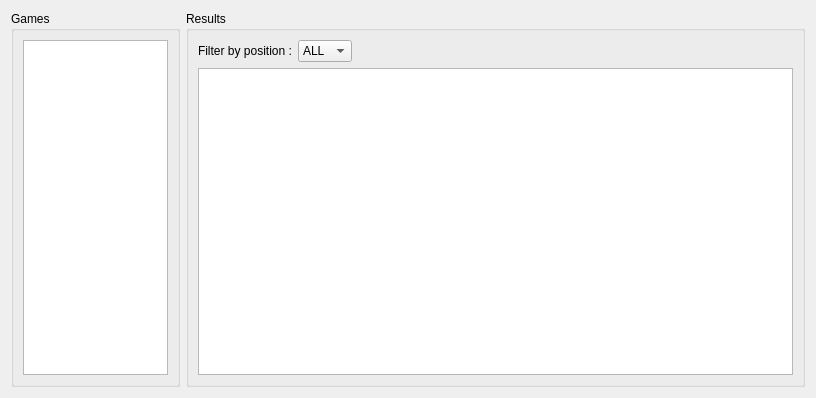
Above: cute-fantasy/previousweekwidget.ui from protoblock/protoblock before the change. Below: the same form after it.
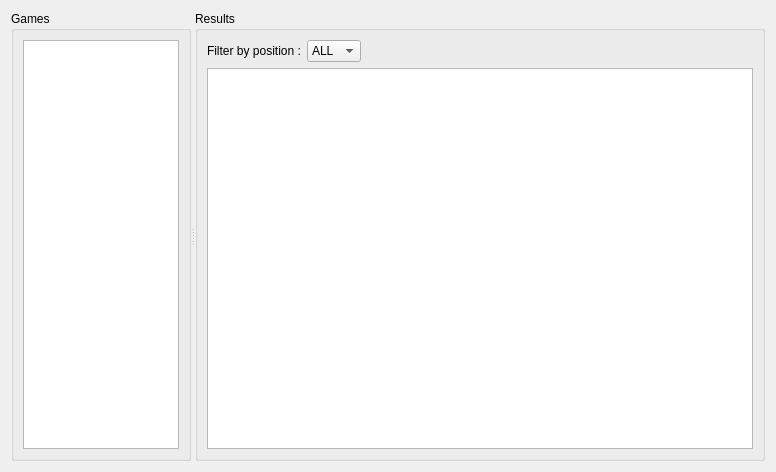
That is the form after the change.

Commit message: reworked ui for better panel size control. deleted unnecessary files from repo.

Diff of the .ui file:
```diff
--- a/cute-fantasy/previousweekwidget.ui
+++ b/cute-fantasy/previousweekwidget.ui
@@ -6,8 +6,8 @@
    <rect>
     <x>0</x>
     <y>0</y>
-    <width>816</width>
-    <height>398</height>
+    <width>776</width>
+    <height>472</height>
    </rect>
   </property>
   <property name="windowTitle">
@@ -15,6 +15,10 @@
   </property>
   <layout class="QGridLayout" name="gridLayout_3">
    <item row="0" column="0">
+    <widget class="QSplitter" name="splitter">
+     <property name="orientation">
+      <enum>Qt::Horizontal</enum>
+     </property>
     <widget class="QGroupBox" name="groupBox">
      <property name="maximumSize">
       <size>
@@ -38,8 +42,6 @@
       </item>
      </layout>
     </widget>
-   </item>
-   <item row="0" column="1">
     <widget class="QGroupBox" name="groupBox_2">
      <property name="title">
       <string>Results</string>
@@ -118,6 +120,7 @@
        </widget>
       </item>
      </layout>
+     </widget>
     </widget>
    </item>
   </layout>
```
Lines whose indentation alone changed are shown as unchanged. The commit also changes 5 other files.
